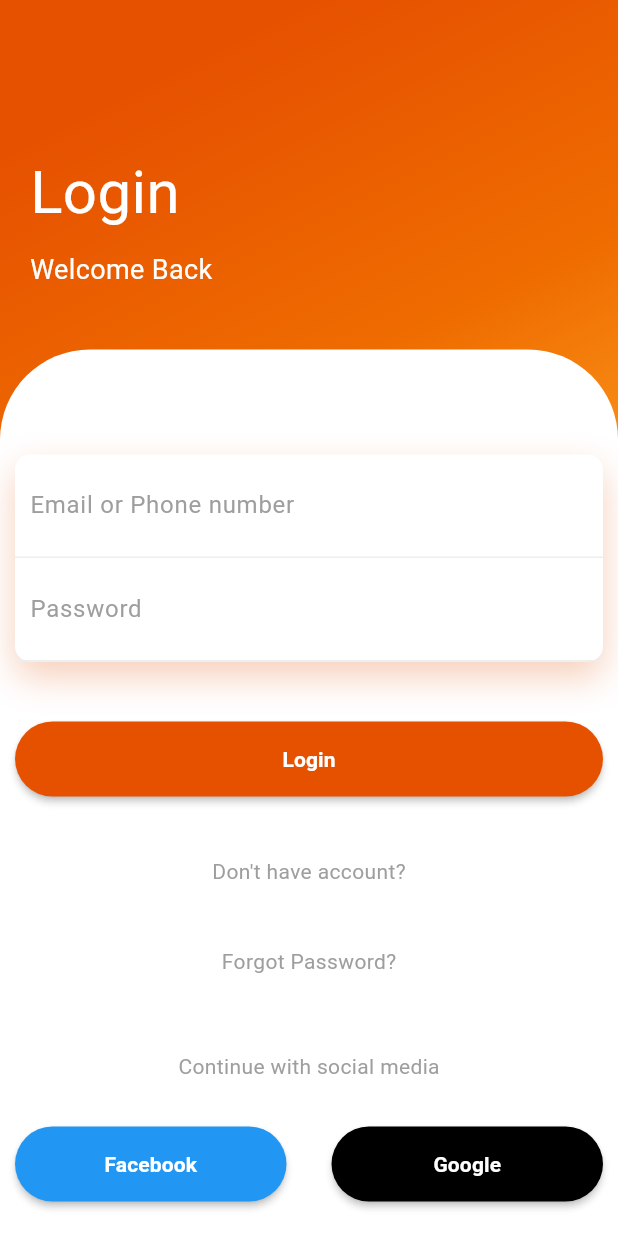
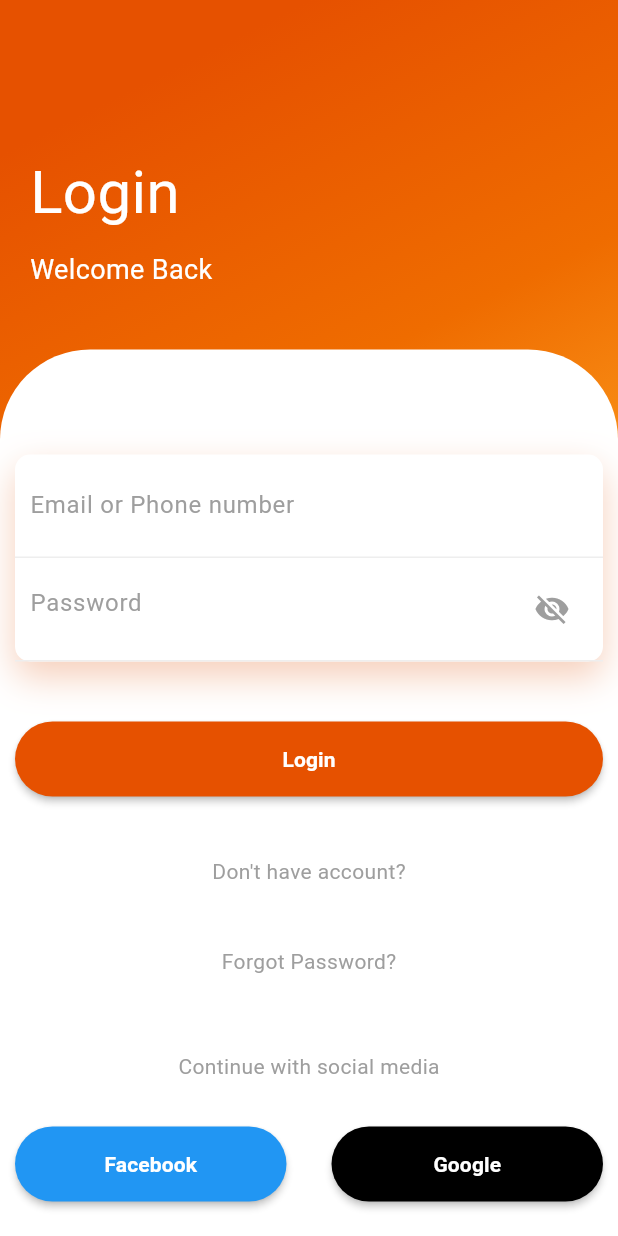
Before and after one commit to IbrahimSaada/login, a Flutter app: the screen it shows after launch, on a phone screen of 412 x 824 dp. Run offline on Flutter 3.47's test engine with Material 3 defaults, Android fonts, the phone set to English and light mode, and no system bars; our stand-ins replace animate_do.

Commit message:
add show password option

```diff
--- a/lib/login/login_page.dart
+++ b/lib/login/login_page.dart
@@ -4,8 +4,15 @@ import 'package:login2/home/home.dart';
 import 'package:login2/login/forgotpasswrod.dart';
 import '../login/register.dart';
 
-class LoginPage extends StatelessWidget {
+class LoginPage extends StatefulWidget {
   const LoginPage({super.key});
+
+  @override
+  _LoginPageState createState() => _LoginPageState();
+}
+
+class _LoginPageState extends State<LoginPage> {
+  bool _obscureText = true;
 
   @override
   Widget build(BuildContext context) {
@@ -22,7 +29,7 @@ class LoginPage extends StatelessWidget {
             ],
           ),
         ),
-         child: Column(
+        child: Column(
           crossAxisAlignment: CrossAxisAlignment.start,
           children: <Widget>[
             const SizedBox(height: 80),
@@ -55,7 +62,7 @@ class LoginPage extends StatelessWidget {
                 ),
                 child: Padding(
                   padding: const EdgeInsets.all(10),
-                  child: SingleChildScrollView( // Add this
+                  child: SingleChildScrollView(
                     child: Column(
                       children: <Widget>[
                         const SizedBox(height: 60),
@@ -67,7 +74,7 @@ class LoginPage extends StatelessWidget {
                               borderRadius: BorderRadius.circular(10),
                               boxShadow: const [
                                 BoxShadow(
-                                  color: Color.fromRGBO(225, 95, 27,.3),
+                                  color: Color.fromRGBO(225, 95, 27, .3),
                                   blurRadius: 20,
                                   offset: Offset(0, 10),
                                 ),
@@ -101,12 +108,23 @@ class LoginPage extends StatelessWidget {
                                       ),
                                     ),
                                   ),
-                                  child: const TextField(
-                                    obscureText: true,
+                                  child: TextField(
+                                    obscureText: _obscureText,
                                     decoration: InputDecoration(
                                       hintText: "Password",
                                       hintStyle: TextStyle(color: Colors.grey),
                                       border: InputBorder.none,
+                                      suffixIcon: IconButton(
+                                        icon: Icon(
+                                          _obscureText ? Icons.visibility_off : Icons.visibility,
+                                          color: Colors.grey,
+                                        ),
+                                        onPressed: () {
+                                          setState(() {
+                                            _obscureText = !_obscureText;
+                                          });
+                                        },
+                                      ),
                                     ),
                                   ),
                                 ),
@@ -163,7 +181,7 @@ class LoginPage extends StatelessWidget {
                           duration: const Duration(milliseconds: 1500),
                           child: GestureDetector(
                             onTap: () {
-                              Navigator.of(context).push(
+                             Navigator.of(context).push(
                                 MaterialPageRoute(
                                   builder: (context) => const ForgotpasswrodhomePage(),
                                 ),
```
